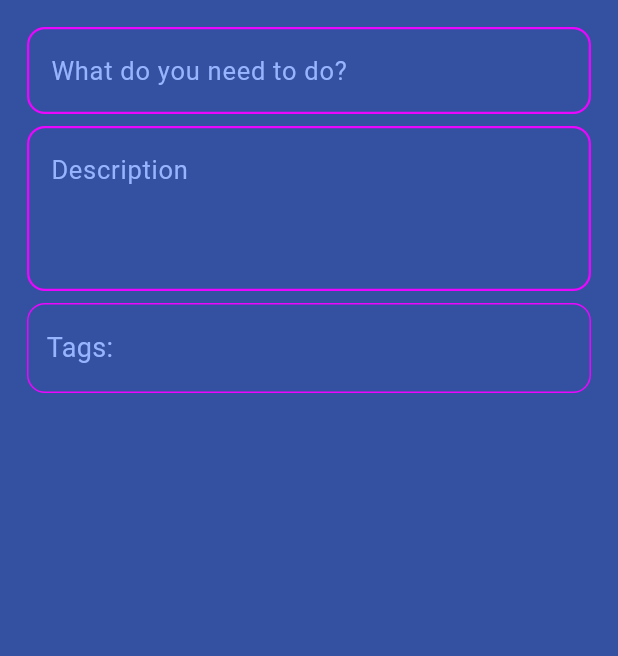
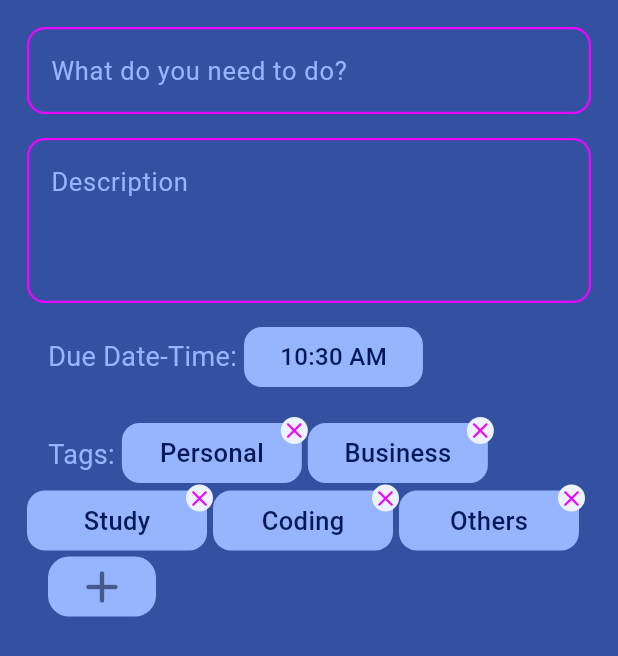
Before and after one commit to bhaskaraa45/gymtrack, a Flutter app: the AddTodoScreen screen opened directly, on a phone screen of 412 x 824 dp. Shown: the top 656 px of the screen. Run offline on Flutter 3.47's test engine with Material 3 defaults, Android fonts, the phone set to English and light mode, and no system bars; our stand-ins replace flutter_svg.

Commit message:
date-time picker added

```diff
--- a/frontend/lib/screens/add_todo.dart
+++ b/frontend/lib/screens/add_todo.dart
@@ -1,4 +1,5 @@
 import 'package:flutter/material.dart';
+import 'package:intl/intl.dart';
 import 'package:todo/colors/colors.dart';
 
 class AddTodoScreen extends StatefulWidget {
@@ -11,20 +12,130 @@ class AddTodoScreen extends StatefulWidget {
 class _AddTodoScreenState extends State<AddTodoScreen> {
   TextEditingController titleController = TextEditingController();
 
-  Widget addTags(){
-    return Container(
-      width: double.infinity,
-      height: 60,
+  List<String> tags = ['Personal', 'Business', 'Study', 'Coding', 'Others'];
+
+  List<String> selectedTags = [
+    'Personal',
+    'Business',
+    'Study',
+    'Coding',
+    'Others'
+  ];
+
+  String time = '12:00 AM';
+  // DateTime selectedTime = DateTime.now();
+  @override
+  void initState() {
+    super.initState();
+    setState(() {
+      time = formatDateTime(_selectedDateTime);
+    });
+  }
+
+  String formatDateTime(DateTime dateTime) {
+    if (DateTime.now().day == dateTime.day &&
+        DateTime.now().month == dateTime.month &&
+        DateTime.now().year == dateTime.year) {
+      return DateFormat('hh:mm a').format(dateTime);
+    } else {
+      return DateFormat('hh:mm a, dd MMM yyyy').format(dateTime);
+    }
+  }
+
+  DateTime _selectedDateTime = DateTime.now();
+
+  Future<void> selectDateTime(BuildContext context) async {
+    final DateTime? picked = await showDatePicker(
+      context: context,
+      initialDate: _selectedDateTime,
+      firstDate: DateTime(2000),
+      lastDate: DateTime(2101),
+    );
+
+    if (picked != null && picked != _selectedDateTime) {
+      TimeOfDay initialTime = TimeOfDay(
+          hour: _selectedDateTime.hour, minute: _selectedDateTime.minute);
+      // ignore: use_build_context_synchronously
+      TimeOfDay? selectedTime = await showTimePicker(
+        context: context,
+        initialTime: initialTime,
+      );
+
+      if (selectedTime != null) {
+        setState(() {
+          _selectedDateTime = DateTime(
+            picked.year,
+            picked.month,
+            picked.day,
+            selectedTime.hour,
+            selectedTime.minute,
+          );
+        });
+        setState(() {
+          time = formatDateTime(_selectedDateTime);
+        });
+      }
+    }
+  }
+
+  Widget oneTag(String tag) {
+    return Stack(
+      alignment: Alignment.topRight,
+      children: [
+        Container(
+          margin: const EdgeInsets.only(top: 4, right: 4),
+          width: 120,
+          height: 40,
           decoration: BoxDecoration(
-        borderRadius: BorderRadius.circular(12),
-        border: Border.all(color: MyColors().purple,width: 1)
+              color: MyColors().secondary,
+              borderRadius: BorderRadius.circular(12)),
+          child: Center(
+            child: Text(
+              tag,
+              maxLines: 2,
+              overflow: TextOverflow.ellipsis,
+              style: TextStyle(
+                  color: MyColors().primary2,
+                  fontWeight: FontWeight.w500,
+                  fontSize: 17),
             ),
-      child: Row(
-        crossAxisAlignment: CrossAxisAlignment.center,
-        mainAxisAlignment: MainAxisAlignment.start,
-        children: [
-          Padding(
-            padding: const EdgeInsets.all(12.0),
+          ),
+        ),
+        Container(
+          height: 18,
+          width: 18,
+          decoration: BoxDecoration(
+              shape: BoxShape.circle, color: MyColors().textColor),
+          child: Material(
+            color: Colors.transparent,
+            child: InkWell(
+                onTap: () {},
+                borderRadius: BorderRadius.circular(36),
+                child: Icon(
+                  Icons.close_rounded,
+                  size: 18,
+                  color: MyColors().purple,
+                )),
+          ),
+        )
+      ],
+    );
+  }
+
+  List<Widget> listOfTagsWidget() {
+    List<Widget> list = List.generate(
+      selectedTags.length,
+      (index) => oneTag(selectedTags[index]),
+    );
+    return list;
+  }
+
+  Widget finalTagWidget() {
+    List<Widget> list = listOfTagsWidget();
+    list.insert(
+      0,
+      Container(
+        margin: const EdgeInsets.fromLTRB(14, 12, 0, 7),
         child: Text(
           'Tags: ',
           style: TextStyle(
@@ -33,11 +144,115 @@ class _AddTodoScreenState extends State<AddTodoScreen> {
               fontWeight: FontWeight.w400),
         ),
       ),
-        ],
+    );
+
+    list.add(addTagButton());
+
+    return Wrap(
+      children: list,
+    );
+  }
+
+  // Widget addTags() {
+  //   return Container(
+  //     width: double.infinity,
+  //     height: 60,
+  //     decoration: BoxDecoration(
+  //       borderRadius: BorderRadius.circular(12),
+  //       // border: Border.all(color: MyColors().purple, width: 1)
+  //     ),
+  //     child: Row(
+  //       crossAxisAlignment: CrossAxisAlignment.center,
+  //       mainAxisAlignment: MainAxisAlignment.start,
+  //       children: [
+  //         Padding(
+  //           padding: const EdgeInsets.all(12.0),
+  //           child: Text(
+  //             'Tags: ',
+  //             style: TextStyle(
+  //                 color: MyColors().secondary,
+  //                 fontSize: 18,
+  //                 fontWeight: FontWeight.w400),
+  //           ),
+  //         ),
+  //         Wrap(
+  //           crossAxisAlignment: WrapCrossAlignment.start,
+  //           children: listOfTagsWidget(),
+  //         ),
+  //         const SizedBox(
+  //           width: 20,
+  //         ),
+  //         addTagButton()
+  //       ],
+  //     ),
+  //   );
+  // }
+
+  addTagButton() {
+    return Container(
+      height: 40,
+      width: 72,
+      margin: const EdgeInsets.only(top: 4, right: 12, left: 14),
+      decoration: BoxDecoration(
+          color: MyColors().secondary, borderRadius: BorderRadius.circular(14)),
+      child: Material(
+        color: Colors.transparent,
+        child: InkWell(
+          onTap: () {},
+          borderRadius: BorderRadius.circular(12),
+          child: Icon(
+            Icons.add_rounded,
+            size: 36,
+            color: MyColors().sec,
+          ),
+        ),
       ),
     );
   }
 
+  Widget dateTimeWidget() {
+    return Row(
+      children: [
+        Container(
+          margin: const EdgeInsets.fromLTRB(14, 6, 0, 6),
+          child: Text(
+            'Due Date-Time: ',
+            style: TextStyle(
+                color: MyColors().secondary,
+                fontSize: 18,
+                fontWeight: FontWeight.w400),
+          ),
+        ),
+        Container(
+          height: 40,
+          decoration: BoxDecoration(
+              color: MyColors().secondary,
+              borderRadius: BorderRadius.circular(12)),
+          child: Material(
+            color: Colors.transparent,
+            child: InkWell(
+              onTap: () async {
+                await selectDateTime(context);
+              },
+              borderRadius: BorderRadius.circular(12),
+              child: Padding(
+                padding: const EdgeInsets.only(left: 24, right: 24),
+                child: Center(
+                  child: Text(
+                    time,
+                    style: TextStyle(
+                        color: MyColors().primary2,
+                        fontSize: 16,
+                        fontWeight: FontWeight.w500),
+                  ),
+                ),
+              ),
+            ),
+          ),
+        )
+      ],
+    );
+  }
 
   @override
   Widget build(BuildContext context) {
@@ -51,13 +266,18 @@ class _AddTodoScreenState extends State<AddTodoScreen> {
           children: [
             textFieldWidget('What do you need to do?', titleController, 1),
             const SizedBox(
-              height: 8,
+              height: 16,
             ),
             textFieldWidget('Description', titleController, 3),
             const SizedBox(
-              height: 8,
+              height: 16,
             ),
-            addTags()
+            // addTags()
+            dateTimeWidget(),
+            const SizedBox(
+              height: 20,
+            ),
+            finalTagWidget(),
           ],
         ),
       )),
```
Lines whose indentation alone changed are shown as unchanged.
